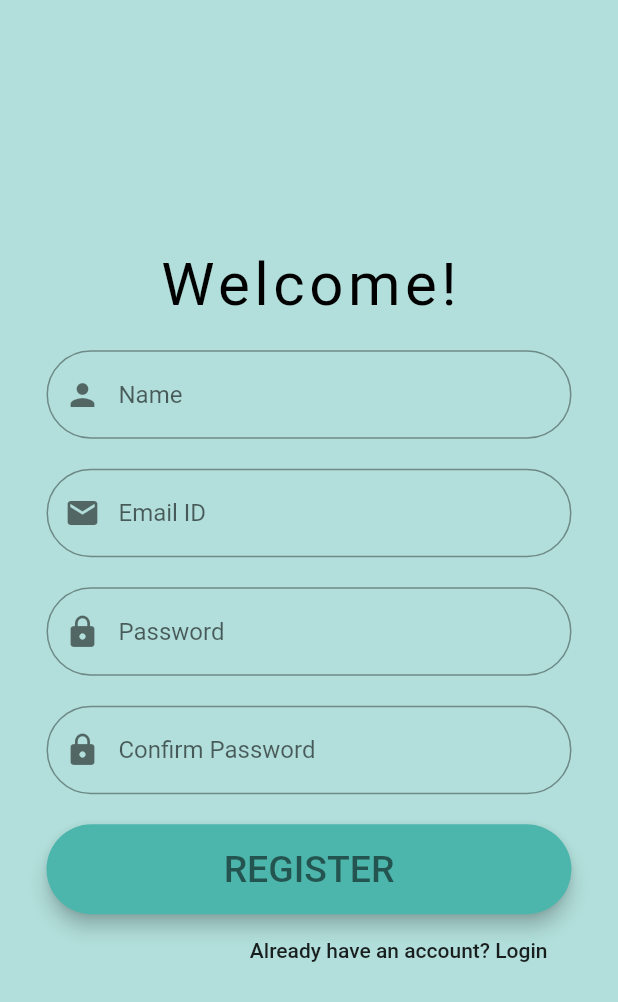
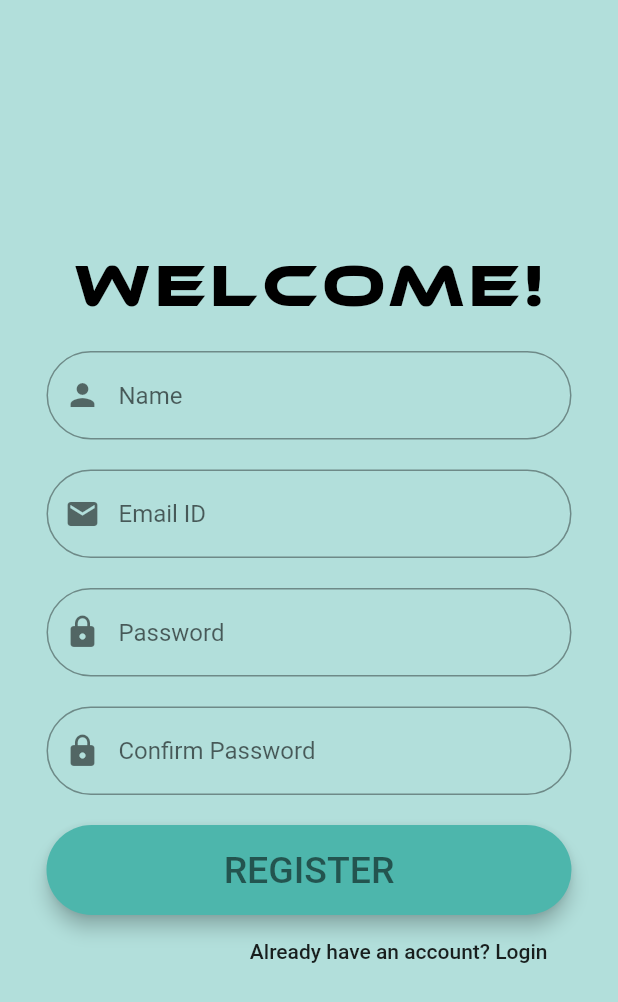
Before and after one commit to urantiatech/authenticator_flutter, a Flutter app: the screen it shows after launch, after a tap on "Register", on a phone screen of 412 x 824 dp. Shown: the top 1002 px of the screen. Run offline on Flutter 3.47's test engine with Material 2 defaults, Android fonts, the phone set to English and light mode, and no system bars.

Commit message:
added custom font

```diff
--- a/lib/main.dart
+++ b/lib/main.dart
@@ -37,7 +37,8 @@ class _LoginPageState extends State<LoginPage> {
                 child: Text(
                   'AUTH',
                   style: TextStyle(
-                    fontSize: 43,
+                    fontSize: 30,
+                    fontFamily: 'Ethnocentric',
                   ),
                 ),
                 // backgroundColor: Colors.white60,
@@ -58,6 +59,7 @@ class _LoginPageState extends State<LoginPage> {
                   fontSize: 40,
                   color: Colors.black,
                   letterSpacing: 3,
+                  fontFamily: 'Ethnocentric',
                 ),
               ),
               SizedBox(
--- a/lib/register.dart
+++ b/lib/register.dart
@@ -26,6 +26,7 @@ class _RegisterPageState extends State<RegisterPage> {
                     fontSize: 40,
                     color: Colors.black,
                     letterSpacing: 3,
+                    fontFamily: 'Ethnocentric',
                   ),
                 ),
                 SizedBox(
--- a/pubspec.yaml
+++ b/pubspec.yaml
@@ -43,6 +43,11 @@ flutter:
 
   assets:
     - images/
+  fonts:
+    - family: Ethnocentric
+      fonts:
+        - asset: fonts/ethnocentric rg.ttf
+
   #   - images/a_dot_ham.jpeg
 
   # An image asset can refer to one or more resolution-specific "variants", see
```
Also changed, not shown: fonts/ethnocentric rg.ttf (added).
